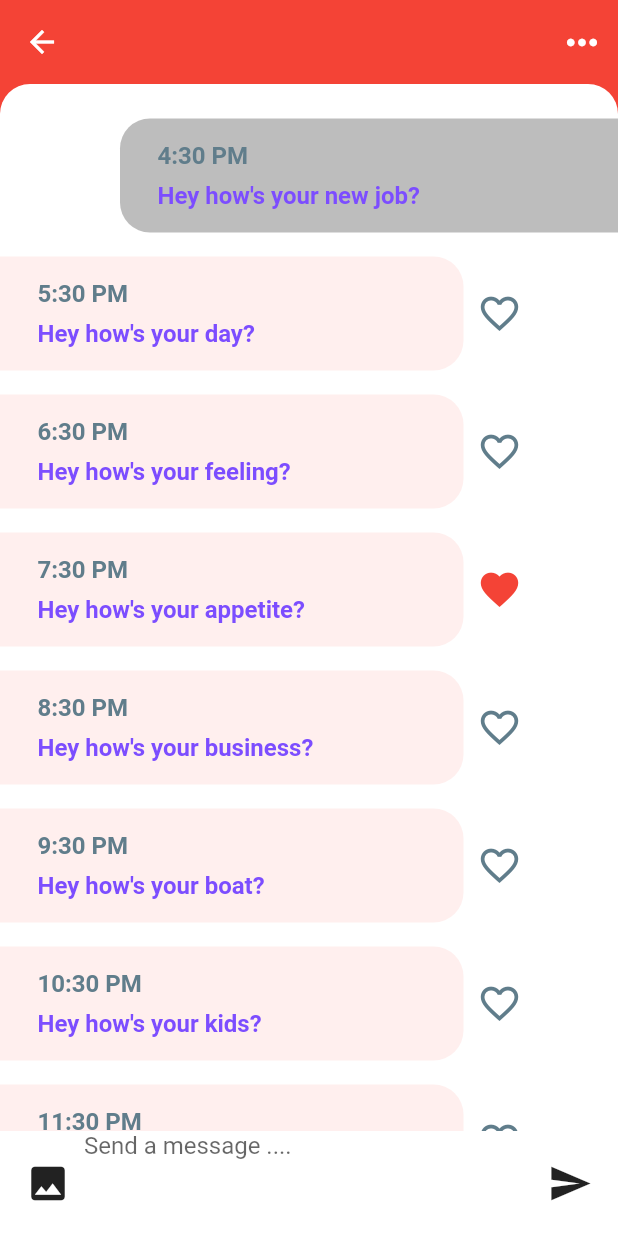
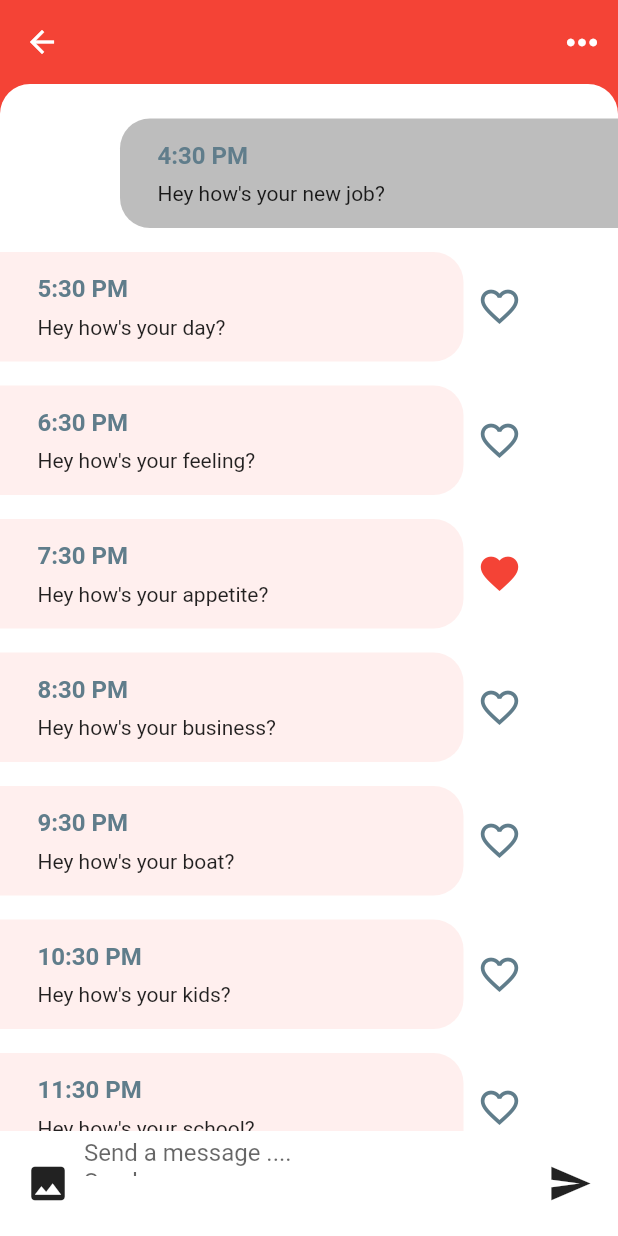
Before and after one commit to angelicrf/flutter, a Flutter app: the ChatScreen screen opened directly with empty values, after a tap on the "send" icon, on a phone screen of 412 x 824 dp. Run offline on Flutter 3.47's test engine with Material 2 defaults, Android fonts, the phone set to English and light mode, and no system bars; our stand-ins replace font_awesome_flutter.

Commit message:
Value Message

```diff
--- a/chatUI/lib/chat_screen.dart
+++ b/chatUI/lib/chat_screen.dart
@@ -15,6 +15,13 @@ class ChatScreen  extends StatefulWidget {
 class _ChatScreenState extends State<ChatScreen> {
 
   _buildMessage (Message message, bool isMe) {
+    _createText (){
+      var i;
+      for(i in chats){
+        print(i.text);
+        Text(i.text);
+      }
+    }
     final Container msg = Container(
       margin: isMe ? EdgeInsets.only(top: 8.0, bottom: 8.0, left: 80.0) :
       EdgeInsets.only(top: 8.0, bottom: 8.0,),
@@ -30,7 +37,6 @@ class _ChatScreenState extends State<ChatScreen> {
             bottomRight: Radius.circular(20.0),
           )
       ),
-
       child: Column(
         crossAxisAlignment: CrossAxisAlignment.start,
         children: [
@@ -40,14 +46,11 @@ class _ChatScreenState extends State<ChatScreen> {
             fontSize: 16.0,
           ),),
           SizedBox(height: 8.0,),
-          Text(message.text, style: TextStyle(
-            color: Colors.deepPurpleAccent,
-            fontWeight: FontWeight.w600,
-            fontSize: 16.0,
-          ),),
+         Text(message.text),
         ],
       ),
     );
+
     if(isMe) {
       return msg;
     }
@@ -64,14 +67,7 @@ class _ChatScreenState extends State<ChatScreen> {
      );
   }
   _buildMessageComposer(){
-    final Message message = chats[0];
-     _sendMessage(){
-      bool isMe = message.sender.id == currentUser.id;
-      print(message.text);
-      return Container(
-      color: Colors.cyanAccent,
-      );
-    }
+
     return Container(
       padding: EdgeInsets.symmetric(horizontal: 8.0,),
       height: 70.0,
@@ -86,20 +82,43 @@ class _ChatScreenState extends State<ChatScreen> {
           Expanded(
             child: Column(
               children: [
-
-                TextField(
+              SizedBox(
+              height: 30,
+                child:
+                ListView.builder(
+                    //shrinkWrap: true,
+                    padding: EdgeInsets.only(top: 5.0, bottom: 30.0),
+                    itemCount: chats.length,
+                    itemBuilder: (BuildContext context, int index){
+                      final Message message = chats[index];
+                      return new TextField(
                         textCapitalization: TextCapitalization.sentences,
+                        decoration: InputDecoration.collapsed(hintText: "Send a message ...."),
                         onChanged: (value) => {
-                         message.text = value
+                          setState(() => {
+                            chats.add(Message(
+                              sender: currentUser,
+                              time:  new DateTime. now().toString(),
+                              text: value,
+                              isLiked: true,
+                              unread: true,
+                            ))
+                          })
                         },
-                        decoration: InputDecoration.collapsed(hintText: "Send a message ...."),
+                      );
+                    }),
               )
               ],
             ),),
           IconButton(
             icon: Icon(Icons.send),
             onPressed: () {
-              _sendMessage();
+              var i;
+              for(i in chats){
+                print(i.text);
+              }
+             bool isMe = i.sender.id == currentUser.id;
+              _buildMessage(i, isMe);
             },
             iconSize: 30.0,
           ),
@@ -126,7 +145,8 @@ class _ChatScreenState extends State<ChatScreen> {
         onPressed: () {},
       )
     ],),
-      body: GestureDetector(
+      body:
+          GestureDetector(
             onTap: () => {
               FocusScope.of(context).unfocus()
             },
@@ -159,9 +179,11 @@ class _ChatScreenState extends State<ChatScreen> {
                   )
                 ),
                 _buildMessageComposer()
-          ],
+             ]
             ),
           ),
+
+
     );
   }
 }
--- a/chatUI/lib/message_model.dart
+++ b/chatUI/lib/message_model.dart
@@ -4,7 +4,7 @@ import 'package:chatUI/user_model.dart';
 class Message {
   final User sender;
   final String time;
-  String text;
+  final String text;
   final bool isLiked;
   final bool unread;
   Message({
```
Lines whose indentation alone changed are shown as unchanged.
